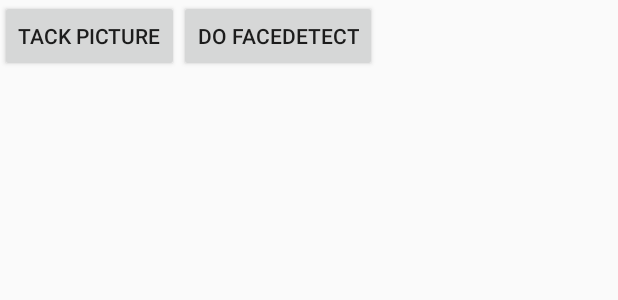
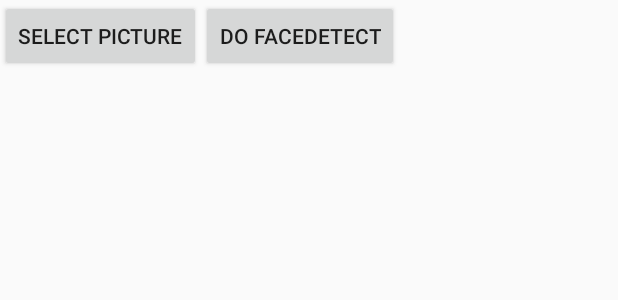
Before and after one commit to jackweiwang/Android-FaceDetection-UltraNet-MNN, an Android app: the layout main.xml on its own in the app's theme, with its tools: preview values and no code run, on a phone screen of 412 x 824 dp. Shown: the top 300 px of the screen. Run offline under Robolectric (Android 15) with nearby library versions, the phone set to English and light mode, and no system bars; network calls fail.

```diff
--- a/app/src/main/res/layout/main.xml
+++ b/app/src/main/res/layout/main.xml
@@ -13,7 +13,7 @@
         android:id="@+id/buttonImage"
         android:layout_width="wrap_content"
         android:layout_height="wrap_content"
-        android:text="Tack Picture" />
+        android:text="Select Picture" />
     <Button
         android:id="@+id/buttonDetect"
         android:layout_width="wrap_content"
```
Also changed, not shown: 7 other files.
